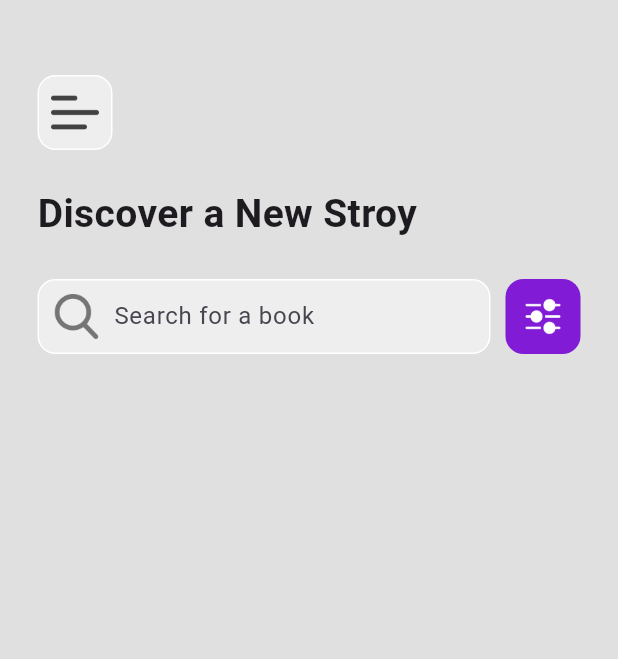
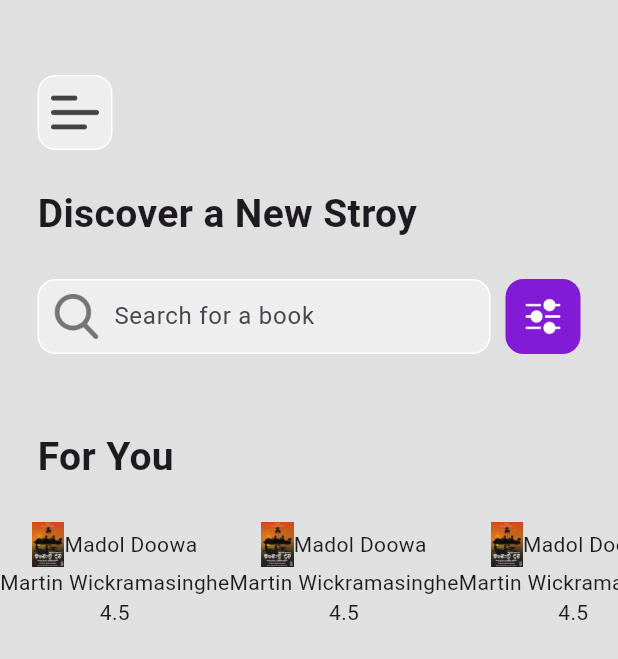
Before and after one commit to savinuonline/narratra, a Flutter app: the screen it shows after launch, on a phone screen of 412 x 824 dp. Shown: the top 659 px of the screen. Run offline on Flutter 3.47's test engine with Material 3 defaults, Android fonts, the phone set to English and light mode, and no system bars; our stand-ins replace firebase_auth, firebase_core, google_sign_in; accounts and stored records are empty.

Commit message:
feature/search/ui/FOr You/ created BookCard component

```diff
--- /dev/null
+++ b/lib/components/book_card.dart
@@ -0,0 +1,35 @@
+import 'package:flutter/material.dart';
+
+class BookCard extends StatelessWidget {
+  final String bookName;
+  final String authorName;
+  final String bookImagePath;
+  final double rating;
+
+  BookCard({
+    required this.bookName,
+    required this.authorName,
+    required this.bookImagePath,
+    required this.rating,
+  });
+
+  @override
+  Widget build(BuildContext context) {
+    return Container(
+      child: Column(
+        children: [
+          Row(
+            children: [
+              Container(height: 30, child: Image.asset(bookImagePath)),
+
+              Text("Madol Doowa"),
+            ],
+          ),
+
+          Text(authorName),
+          Text(rating.toString()),
+        ],
+      ),
+    );
+  }
+}
--- a/lib/pages/search_page.dart
+++ b/lib/pages/search_page.dart
@@ -1,4 +1,5 @@
 import 'package:flutter/material.dart';
+import 'package:frontend/components/book_card.dart';
 
 class SearchPage extends StatefulWidget {
   const SearchPage({super.key});
@@ -103,7 +104,34 @@ class _SearchPageState extends State<SearchPage> {
             ),
           ),
 
-          //for you
+          SizedBox(height: 50),
+
+          //for you book cards
+          Padding(
+            padding: const EdgeInsets.only(left: 25.0),
+            child: Text(
+              "For You",
+              style: TextStyle(fontWeight: FontWeight.bold, fontSize: 26),
+            ),
+          ),
+
+          SizedBox(height: 25),
+
+          Container(
+            height: 200,
+            child: ListView.builder(
+              itemCount: 3,
+              scrollDirection: Axis.horizontal,
+              itemBuilder: (context, index) {
+                return BookCard(
+                  bookName: "Madol Doowa",
+                  authorName: "Martin Wickramasinghe",
+                  bookImagePath: 'lib/images/madoldoowa.jpg',
+                  rating: 4.5,
+                );
+              },
+            ),
+          ),
 
           //recently added
         ],
```
Also changed, not shown: lib/images/madoldoowa.jpg (added).
